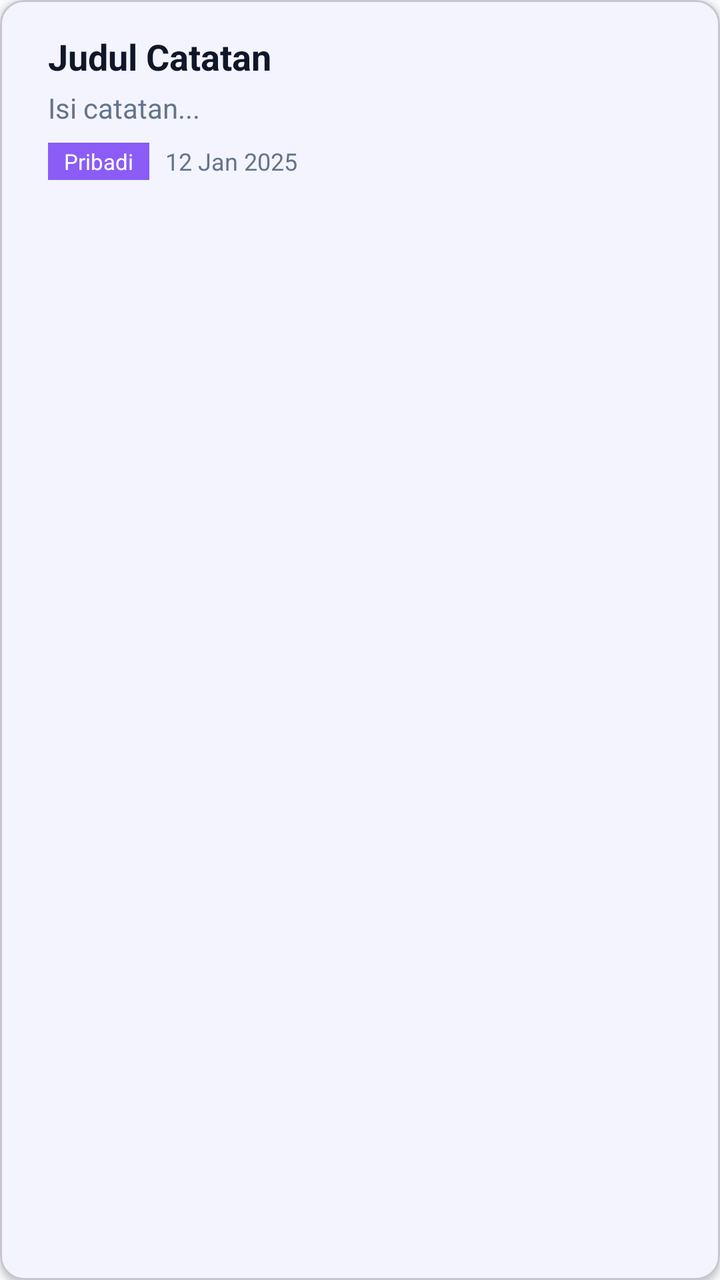
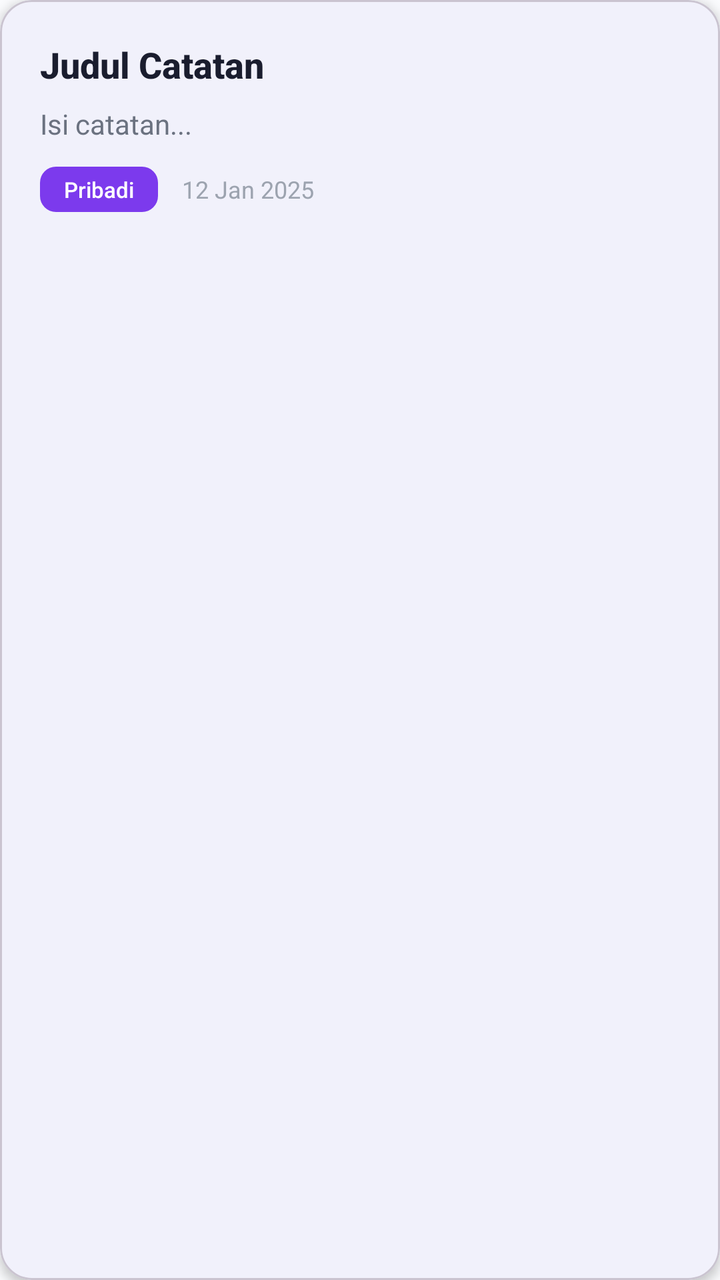

Two renders of the same Android screen: before a commit and after it. Below are the layout's source before the change and the commit's diff.
<!-- AndroidManifest.xml: application theme Theme.SmartNotes -->
<!-- res/layout/item_note.xml -->
<?xml version="1.0" encoding="utf-8"?>
<com.google.android.material.card.MaterialCardView
    xmlns:android="http://schemas.android.com/apk/res/android"
    xmlns:app="http://schemas.android.com/apk/res-auto"
    android:id="@+id/cardView"
    android:layout_width="match_parent"
    android:layout_height="wrap_content"
    android:layout_margin="8dp"
    app:cardCornerRadius="12dp"
    app:cardElevation="2dp"
    android:clickable="true"
    android:focusable="true"
    android:foreground="?android:attr/selectableItemBackground">

    <LinearLayout
        android:layout_width="match_parent"
        android:layout_height="wrap_content"
        android:orientation="horizontal"
        android:padding="16dp">

        <CheckBox
            android:id="@+id/selectCheckbox"
            android:layout_width="wrap_content"
            android:layout_height="wrap_content"
            android:layout_gravity="center_vertical"
            android:visibility="gone" />

        <LinearLayout
            android:layout_width="0dp"
            android:layout_height="wrap_content"
            android:layout_weight="1"
            android:orientation="vertical"
            android:layout_marginStart="8dp">

            <LinearLayout
                android:layout_width="match_parent"
                android:layout_height="wrap_content"
                android:orientation="horizontal"
                android:gravity="center_vertical">

                <TextView
                    android:id="@+id/pinIcon"
                    android:layout_width="wrap_content"
                    android:layout_height="wrap_content"
                    android:text="📌"
                    android:textSize="16sp"
                    android:visibility="gone"
                    android:layout_marginEnd="4dp"
                    android:layout_marginTop="-2dp" />

                <TextView
                    android:id="@+id/titleTextView"
                    android:layout_width="0dp"
                    android:layout_height="wrap_content"
                    android:layout_weight="1"
                    android:text="Judul Catatan"
                    android:textSize="18sp"
                    android:textStyle="bold"
                    android:textColor="@color/black"
                    android:maxLines="1"
                    android:ellipsize="end" />

            </LinearLayout>

            <TextView
                android:id="@+id/contentTextView"
                android:layout_width="match_parent"
                android:layout_height="wrap_content"
                android:text="Isi catatan..."
                android:textSize="14sp"
                android:textColor="@color/gray"
                android:layout_marginTop="4dp"
                android:maxLines="3"
                android:ellipsize="end" />

            <LinearLayout
                android:layout_width="match_parent"
                android:layout_height="wrap_content"
                android:orientation="horizontal"
                android:layout_marginTop="8dp"
                android:gravity="center_vertical">

                <TextView
                    android:id="@+id/categoryTextView"
                    android:layout_width="wrap_content"
                    android:layout_height="wrap_content"
                    android:text="Pribadi"
                    android:textSize="11sp"
                    android:textColor="@color/white"
                    android:background="@color/accent"
                    android:paddingStart="8dp"
                    android:paddingEnd="8dp"
                    android:paddingTop="2dp"
                    android:paddingBottom="2dp"
                    android:layout_marginEnd="8dp" />

                <TextView
                    android:id="@+id/timestampTextView"
                    android:layout_width="wrap_content"
                    android:layout_height="wrap_content"
                    android:text="12 Jan 2025"
                    android:textSize="12sp"
                    android:textColor="@color/gray" />

            </LinearLayout>

        </LinearLayout>

    </LinearLayout>

</com.google.android.material.card.MaterialCardView>
<!-- resources referenced by this layout -->
<resources>
  <color name="accent">#8B5CF6</color>
  <color name="black">#0F172A</color>
  <color name="gray">#64748B</color>
  <color name="white">#FFFFFF</color>
  <style name="Theme.SmartNotes" parent="Theme.Material3.Light.NoActionBar">
          
          <item name="colorPrimary">@color/primary</item>
          <item name="colorPrimaryDark">@color/primary_dark</item>
          <item name="colorPrimaryContainer">@color/primary_light</item>
          <item name="colorOnPrimary">@color/white</item>
  
          
          <item name="colorSecondary">@color/accent</item>
          <item name="colorSecondaryContainer">@color/accent_light</item>
          <item name="colorOnSecondary">@color/white</item>
  
          
          <item name="colorSurface">@color/surface</item>
          <item name="colorSurfaceVariant">@color/surface_variant</item>
          <item name="colorOnSurface">@color/on_surface</item>
          <item name="colorOnSurfaceVariant">@color/on_surface_variant</item>
  
          
          <item name="android:colorBackground">@color/background</item>
          <item name="colorOnBackground">@color/text_primary</item>
  
          
          <item name="android:statusBarColor">@color/primary</item>
          <item name="android:windowLightStatusBar">false</item>
  
          
          <item name="android:navigationBarColor">@color/background</item>
          <item name="android:windowLightNavigationBar">true</item>
  
          
          <item name="android:textColorPrimary">@color/text_primary</item>
          <item name="android:textColorSecondary">@color/text_secondary</item>
  
          
          <item name="actionMenuTextColor">@color/white</item>
      </style>
  <color name="primary">#6366F1</color>
  <color name="primary_dark">#4F46E5</color>
  <color name="primary_light">#818CF8</color>
  <color name="accent_light">#A78BFA</color>
  <color name="surface">#FFFFFF</color>
  <color name="surface_variant">#F1F5F9</color>
  <color name="on_surface">#0F172A</color>
  <color name="on_surface_variant">#64748B</color>
  <color name="background">#F8FAFC</color>
  <color name="text_primary">#0F172A</color>
  <color name="text_secondary">#64748B</color>
</resources>

<!-- the commit's change to res/layout/item_note.xml (unified diff, before → after) -->
@@ -6,101 +6,127 @@
     android:layout_width="match_parent"
     android:layout_height="wrap_content"
     android:layout_margin="8dp"
-    app:cardCornerRadius="12dp"
-    app:cardElevation="2dp"
+    app:cardCornerRadius="16dp"
+    app:cardElevation="3dp"
     android:clickable="true"
     android:focusable="true"
+    android:stateListAnimator="@null"
     android:foreground="?android:attr/selectableItemBackground">
 
     <LinearLayout
         android:layout_width="match_parent"
         android:layout_height="wrap_content"
-        android:orientation="horizontal"
-        android:padding="16dp">
+        android:orientation="vertical">
 
-        <CheckBox
-            android:id="@+id/selectCheckbox"
-            android:layout_width="wrap_content"
-            android:layout_height="wrap_content"
-            android:layout_gravity="center_vertical"
+        
+        <View
+            android:id="@+id/accentBar"
+            android:layout_width="match_parent"
+            android:layout_height="4dp"
+            android:background="@color/primary"
             android:visibility="gone" />
 
         <LinearLayout
-            android:layout_width="0dp"
+            android:layout_width="match_parent"
             android:layout_height="wrap_content"
-            android:layout_weight="1"
-            android:orientation="vertical"
-            android:layout_marginStart="8dp">
+            android:orientation="horizontal"
+            android:padding="20dp">
+
+            <CheckBox
+                android:id="@+id/selectCheckbox"
+                android:layout_width="wrap_content"
+                android:layout_height="wrap_content"
+                android:layout_gravity="center_vertical"
+                android:layout_marginEnd="12dp"
+                android:visibility="gone"
+                android:buttonTint="@color/primary" />
 
             <LinearLayout
-                android:layout_width="match_parent"
+                android:layout_width="0dp"
                 android:layout_height="wrap_content"
-                android:orientation="horizontal"
-                android:gravity="center_vertical">
+                android:layout_weight="1"
+                android:orientation="vertical">
 
+                
+                <LinearLayout
+                    android:layout_width="match_parent"
+                    android:layout_height="wrap_content"
+                    android:orientation="horizontal"
+                    android:gravity="center_vertical"
+                    android:layout_marginBottom="8dp">
+
+                    <TextView
+                        android:id="@+id/pinIcon"
+                        android:layout_width="wrap_content"
+                        android:layout_height="wrap_content"
+                        android:text="📌"
+                        android:textSize="18sp"
+                        android:visibility="gone"
+                        android:layout_marginEnd="8dp" />
+
+                    <TextView
+                        android:id="@+id/titleTextView"
+                        android:layout_width="0dp"
+                        android:layout_height="wrap_content"
+                        android:layout_weight="1"
+                        android:text="Judul Catatan"
+                        android:textSize="18sp"
+                        android:textStyle="bold"
+                        android:fontFamily="sans-serif-medium"
+                        android:textColor="@color/text_primary"
+                        android:maxLines="2"
+                        android:ellipsize="end"
+                        android:lineSpacingExtra="2dp" />
+
+                </LinearLayout>
+
+                
                 <TextView
-                    android:id="@+id/pinIcon"
-                    android:layout_width="wrap_content"
+                    android:id="@+id/contentTextView"
+                    android:layout_width="match_parent"
                     android:layout_height="wrap_content"
-                    android:text="📌"
-                    android:textSize="16sp"
-                    android:visibility="gone"
-                    android:layout_marginEnd="4dp"
-                    android:layout_marginTop="-2dp" />
+                    android:text="Isi catatan..."
+                    android:textSize="14sp"
+                    android:textColor="@color/text_secondary"
+                    android:maxLines="3"
+                    android:ellipsize="end"
+                    android:lineSpacingExtra="3dp"
+                    android:layout_marginBottom="12dp" />
 
-                <TextView
-                    android:id="@+id/titleTextView"
-                    android:layout_width="0dp"
+                
+                <LinearLayout
+                    android:layout_width="match_parent"
                     android:layout_height="wrap_content"
-                    android:layout_weight="1"
-                    android:text="Judul Catatan"
-                    android:textSize="18sp"
-                    android:textStyle="bold"
-                    android:textColor="@color/black"
-                    android:maxLines="1"
-                    android:ellipsize="end" />
+                    android:orientation="horizontal"
+                    android:gravity="center_vertical">
 
-            </LinearLayout>
+                    
+                    <TextView
+                        android:id="@+id/categoryTextView"
+                        android:layout_width="wrap_content"
+                        android:layout_height="wrap_content"
+                        android:text="Pribadi"
+                        android:textSize="11sp"
+                        android:textColor="@color/white"
+                        android:background="@drawable/category_badge_background"
+                        android:paddingStart="12dp"
+                        android:paddingEnd="12dp"
+                        android:paddingTop="4dp"
+                        android:paddingBottom="4dp"
+                        android:fontFamily="sans-serif-medium"
+                        android:layout_marginEnd="12dp" />
 
-            <TextView
-                android:id="@+id/contentTextView"
-                android:layout_width="match_parent"
-                android:layout_height="wrap_content"
-                android:text="Isi catatan..."
-                android:textSize="14sp"
-                android:textColor="@color/gray"
-                android:layout_marginTop="4dp"
-                android:maxLines="3"
-                android:ellipsize="end" />
+                    
+                    <TextView
+                        android:id="@+id/timestampTextView"
+                        android:layout_width="wrap_content"
+                        android:layout_height="wrap_content"
+                        android:text="12 Jan 2025"
+                        android:textSize="12sp"
+                        android:textColor="@color/text_tertiary"
+                        android:fontFamily="sans-serif" />
 
-            <LinearLayout
-                android:layout_width="match_parent"
-                android:layout_height="wrap_content"
-                android:orientation="horizontal"
-                android:layout_marginTop="8dp"
-                android:gravity="center_vertical">
-
-                <TextView
-                    android:id="@+id/categoryTextView"
-                    android:layout_width="wrap_content"
-                    android:layout_height="wrap_content"
-                    android:text="Pribadi"
-                    android:textSize="11sp"
-                    android:textColor="@color/white"
-                    android:background="@color/accent"
-                    android:paddingStart="8dp"
-                    android:paddingEnd="8dp"
-                    android:paddingTop="2dp"
-                    android:paddingBottom="2dp"
-                    android:layout_marginEnd="8dp" />
-
-                <TextView
-                    android:id="@+id/timestampTextView"
-                    android:layout_width="wrap_content"
-                    android:layout_height="wrap_content"
-                    android:text="12 Jan 2025"
-                    android:textSize="12sp"
-                    android:textColor="@color/gray" />
+                </LinearLayout>
 
             </LinearLayout>
 
<!-- resource entries referenced after the edit -->
@@ -1,19 +1,23 @@
 <!-- resources referenced by this layout -->
 <resources>
-  <color name="accent">#8B5CF6</color>
-  <color name="black">#0F172A</color>
-  <color name="gray">#64748B</color>
+  <color name="accent">#7C3AED</color>
   <color name="white">#FFFFFF</color>
+  <!-- drawable category_badge_background (drawable) -->
+  <?xml version="1.0" encoding="utf-8"?>
+  <shape xmlns:android="http://schemas.android.com/apk/res/android">
+      <solid android:color="@color/accent" />
+      <corners android:radius="8dp" />
+  </shape>
   <style name="Theme.SmartNotes" parent="Theme.Material3.Light.NoActionBar">
           
           <item name="colorPrimary">@color/primary</item>
           <item name="colorPrimaryDark">@color/primary_dark</item>
-          <item name="colorPrimaryContainer">@color/primary_light</item>
+          <item name="colorPrimaryContainer">@color/primary_container</item>
           <item name="colorOnPrimary">@color/white</item>
   
           
           <item name="colorSecondary">@color/accent</item>
-          <item name="colorSecondaryContainer">@color/accent_light</item>
+          <item name="colorSecondaryContainer">@color/accent_container</item>
           <item name="colorOnSecondary">@color/white</item>
   
           
@@ -40,17 +44,41 @@
   
           
           <item name="actionMenuTextColor">@color/white</item>
+  
+          
+          <item name="android:windowBackground">@color/background</item>
+  
+          
+          <item name="materialButtonStyle">@style/Widget.App.Button</item>
+          <item name="borderlessButtonStyle">@style/Widget.App.Button.TextButton</item>
       </style>
-  <color name="primary">#6366F1</color>
-  <color name="primary_dark">#4F46E5</color>
-  <color name="primary_light">#818CF8</color>
-  <color name="accent_light">#A78BFA</color>
+  <color name="primary">#5B5FCF</color>
+  <color name="primary_dark">#4B4FC5</color>
+  <color name="primary_container">#E8E9FF</color>
+  <color name="accent_container">#F3E8FF</color>
   <color name="surface">#FFFFFF</color>
-  <color name="surface_variant">#F1F5F9</color>
-  <color name="on_surface">#0F172A</color>
-  <color name="on_surface_variant">#64748B</color>
-  <color name="background">#F8FAFC</color>
-  <color name="text_primary">#0F172A</color>
-  <color name="text_secondary">#64748B</color>
+  <color name="surface_variant">#F3F4F8</color>
+  <color name="on_surface">#1A1D2E</color>
+  <color name="on_surface_variant">#6B7280</color>
+  <color name="background">#FAFBFD</color>
+  <style name="Widget.App.Button" parent="Widget.Material3.Button">
+          <item name="cornerRadius">12dp</item>
+          <item name="android:textSize">16sp</item>
+          <item name="android:textAllCaps">false</item>
+          <item name="fontFamily">sans-serif-medium</item>
+          <item name="android:letterSpacing">0.01</item>
+          <item name="android:paddingTop">14dp</item>
+          <item name="android:paddingBottom">14dp</item>
+          <item name="elevation">2dp</item>
+      </style>
+  <style name="Widget.App.Button.TextButton" parent="Widget.Material3.Button.TextButton">
+          <item name="android:textSize">16sp</item>
+          <item name="android:textAllCaps">false</item>
+          <item name="fontFamily">sans-serif-medium</item>
+          <item name="android:letterSpacing">0.01</item>
+      </style>
+  <color name="text_primary">#1A1D2E</color>
+  <color name="text_secondary">#6B7280</color>
+  <color name="text_tertiary">#9CA3AF</color>
 </resources>
 
